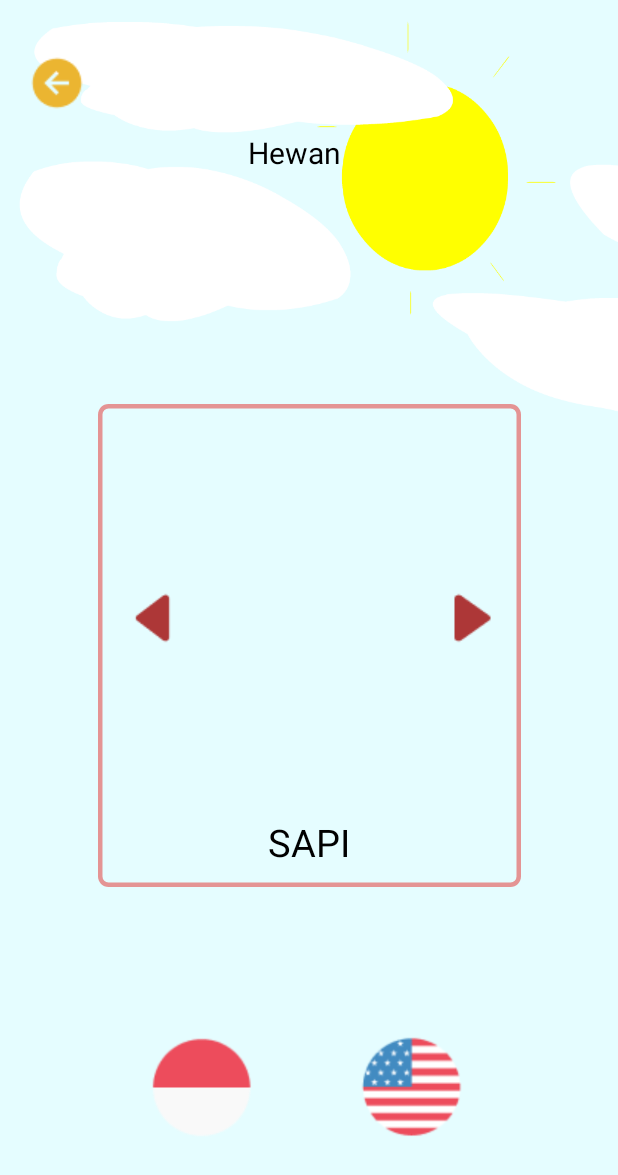
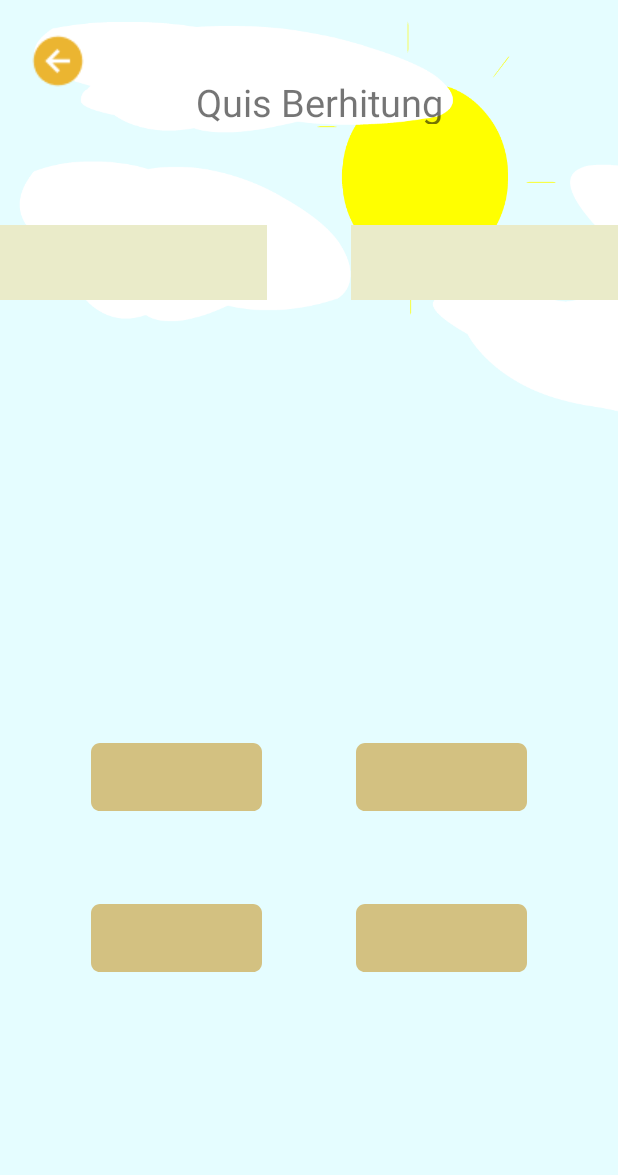
Before and after one commit to kristinamey/Project-Magang, an Android app: the layout activity_quisberhitung.xml on its own in the app's theme, with its tools: preview values and no code run, on a phone screen of 412 x 824 dp. Shown: the top 1175 px of the screen. Run offline under Robolectric (Android 15) with nearby library versions, the phone set to English and light mode, and no system bars.

Commit message:
mey layout quis

```diff
--- a/app/src/main/AndroidManifest.xml
+++ b/app/src/main/AndroidManifest.xml
@@ -9,7 +9,9 @@
         android:roundIcon="@mipmap/ic_launcher_round"
         android:supportsRtl="true"
         android:theme="@style/Theme.AppCompat.Light.NoActionBar">
-        <activity android:name=".mewarnai"></activity>
+        <activity android:name=".quisberhitung"></activity>
+        <activity android:name=".utamaquis" />
+        <activity android:name=".mewarnai" />
         <activity android:name=".menyanyi" />
         <activity android:name=".utamahiburan" />
         <activity android:name=".Belajarangkalevel2Activity" />
--- /dev/null
+++ b/app/src/main/java/com/example/sinow/quisberhitung.kt
@@ -0,0 +1,11 @@
+package com.example.sinow
+
+import androidx.appcompat.app.AppCompatActivity
+import android.os.Bundle
+
+class quisberhitung : AppCompatActivity() {
+    override fun onCreate(savedInstanceState: Bundle?) {
+        super.onCreate(savedInstanceState)
+        setContentView(R.layout.activity_quisberhitung)
+    }
+}
--- /dev/null
+++ b/app/src/main/res/drawable/kotakquisberhitung.xml
@@ -0,0 +1,24 @@
+<?xml version="1.0" encoding="utf-8"?>
+<vector
+    xmlns:android="http://schemas.android.com/apk/res/android"
+    xmlns:aapt="http://schemas.android.com/aapt"
+    android:width="114dp"
+    android:height="45dp"
+    android:viewportWidth="114"
+    android:viewportHeight="45"
+    >
+
+    <group>
+
+        <clip-path
+            android:pathData="M6 0H108C111.314 0 114 2.68629 114 6V39C114 42.3137 111.314 45 108 45H6C2.68629 45 0 42.3137 0 39V6C0 2.68629 2.68629 0 6 0Z"
+            />
+
+        <path
+            android:pathData="M0 0V45H114V0"
+            android:fillColor="#D3C181"
+            />
+
+    </group>
+
+</vector>
--- /dev/null
+++ b/app/src/main/res/drawable/soalbtnberhitung.xml
@@ -0,0 +1,24 @@
+<?xml version="1.0" encoding="utf-8"?>
+<vector
+    xmlns:android="http://schemas.android.com/apk/res/android"
+    xmlns:aapt="http://schemas.android.com/aapt"
+    android:width="178dp"
+    android:height="50dp"
+    android:viewportWidth="178"
+    android:viewportHeight="50"
+    >
+
+    <group>
+
+        <clip-path
+            android:pathData="M0 0H178V50H0V0Z"
+            />
+
+        <path
+            android:pathData="M0 0V50H178V0"
+            android:fillColor="#EAEBC9"
+            />
+
+    </group>
+
+</vector>
--- a/app/src/main/res/layout/activity_hewan.xml
+++ b/app/src/main/res/layout/activity_quisberhitung.xml
@@ -4,151 +4,149 @@
     xmlns:tools="http://schemas.android.com/tools"
     android:layout_width="match_parent"
     android:layout_height="match_parent"
-    tools:context=".hewan">
+    tools:context=".quisberhitung">
 
     <pl.droidsonroids.gif.GifImageView
-        android:id="@+id/gifImageView2"
+        android:id="@+id/gifImageView6"
         android:layout_width="wrap_content"
         android:layout_height="wrap_content"
         android:scaleType="fitXY"
         android:src="@drawable/homesementara"
         tools:ignore="MissingConstraints" />
 
-    <View
-        android:id="@+id/konten_huruf"
-        android:layout_width="282dp"
-        android:layout_height="322dp"
-        android:layout_alignParentLeft="true"
-        android:layout_alignParentTop="true"
-        android:background="@drawable/rectangle_5"
-        app:layout_constraintBottom_toBottomOf="parent"
-        app:layout_constraintEnd_toEndOf="@+id/gifImageView2"
-        app:layout_constraintStart_toStartOf="parent"
-        app:layout_constraintTop_toTopOf="parent"
-        app:layout_constraintVertical_bias="0.537" />
-
     <ImageView
         android:id="@+id/keluar"
         android:layout_width="40dp"
         android:layout_height="40dp"
+        android:src="@drawable/keluar"
+        app:layout_constraintBottom_toBottomOf="parent"
+        app:layout_constraintEnd_toEndOf="parent"
+        app:layout_constraintHorizontal_bias="0.05"
+        app:layout_constraintStart_toStartOf="@+id/gifImageView6"
+        app:layout_constraintTop_toTopOf="parent"
+        app:layout_constraintVertical_bias="0.026"
+        tools:ignore="MissingConstraints" />
+
+    <TextView
+        android:id="@+id/txtquismembaca"
+        android:layout_width="257dp"
+        android:layout_height="32dp"
         android:layout_alignParentLeft="true"
         android:layout_alignParentTop="true"
-        android:layout_marginLeft="18dp"
-        android:layout_marginTop="35dp"
-        android:src="@drawable/keluar"
+        android:gravity="center_horizontal|center_vertical"
+        android:text="Quis Berhitung"
+        android:textSize="25dp"
+        app:layout_constraintBottom_toBottomOf="parent"
+        app:layout_constraintEnd_toEndOf="parent"
+        app:layout_constraintHorizontal_bias="0.543"
+        app:layout_constraintStart_toStartOf="parent"
+        app:layout_constraintTop_toTopOf="parent"
+        app:layout_constraintVertical_bias="0.064"
+        tools:ignore="MissingConstraints" />
+
+    <Button
+        android:id="@+id/btn_soaltambah"
+        android:layout_width="178dp"
+        android:layout_height="50dp"
+        android:layout_alignParentLeft="true"
+        android:layout_alignParentTop="true"
+        android:background="@drawable/soalbtnberhitung"
         app:layout_constraintBottom_toBottomOf="parent"
         app:layout_constraintEnd_toEndOf="parent"
         app:layout_constraintHorizontal_bias="0.0"
         app:layout_constraintStart_toStartOf="parent"
         app:layout_constraintTop_toTopOf="parent"
-        app:layout_constraintVertical_bias="0.0"
+        app:layout_constraintVertical_bias="0.194"
         tools:ignore="MissingConstraints" />
 
-    <TextView
-        android:layout_width="257dp"
-        android:layout_height="32dp"
+    <Button
+        android:id="@+id/btn_soalkurang"
+        android:layout_width="178dp"
+        android:layout_height="50dp"
         android:layout_alignParentLeft="true"
         android:layout_alignParentTop="true"
-        android:layout_marginTop="38dp"
-        android:gravity="center_horizontal|center_vertical"
-        android:text="Hewan"
-        android:textColor="#000000"
-        android:textSize="20dp"
+        android:background="@drawable/soalbtnberhitung"
         app:layout_constraintBottom_toBottomOf="parent"
         app:layout_constraintEnd_toEndOf="parent"
-        app:layout_constraintHorizontal_bias="0.436"
-        app:layout_constraintStart_toStartOf="@+id/gifImageView2"
+        app:layout_constraintHorizontal_bias="1.0"
+        app:layout_constraintStart_toStartOf="parent"
         app:layout_constraintTop_toTopOf="parent"
-        app:layout_constraintVertical_bias="0.064"
+        app:layout_constraintVertical_bias="0.194"
         tools:ignore="MissingConstraints" />
 
-    <ImageView
-        android:id="@+id/back"
-        android:layout_width="54dp"
-        android:layout_height="48dp"
-        android:layout_alignParentLeft="true"
-        android:layout_alignParentTop="true"
-        android:src="@drawable/back"
-        app:layout_constraintBottom_toBottomOf="parent"
-        app:layout_constraintEnd_toEndOf="parent"
-        app:layout_constraintHorizontal_bias="0.209"
-        app:layout_constraintStart_toStartOf="parent"
-        app:layout_constraintTop_toTopOf="parent" />
-
-    <TextView
-        android:id="@+id/satu"
-        android:layout_width="105dp"
-        android:layout_height="49dp"
-        android:layout_alignParentLeft="true"
-        android:layout_alignParentTop="true"
-        android:gravity="top"
-        android:textColor="#000000"
-        android:text="SAPI"
-        android:textSize="25dp"
-        android:textAlignment="center"
-        app:layout_constraintBottom_toBottomOf="parent"
-        app:layout_constraintEnd_toEndOf="@+id/gifImageView2"
-        app:layout_constraintHorizontal_bias="0.501"
-        app:layout_constraintStart_toStartOf="parent"
-        app:layout_constraintTop_toTopOf="parent"
-        app:layout_constraintVertical_bias="0.702"
-        tools:ignore="MissingConstraints" />
-
-    <ImageView
-        android:id="@+id/next"
-        android:layout_width="58dp"
-        android:layout_height="48dp"
-        android:layout_alignParentLeft="true"
-        android:layout_alignParentTop="true"
-        android:src="@drawable/next"
-        app:layout_constraintBottom_toBottomOf="parent"
-        app:layout_constraintEnd_toEndOf="@+id/gifImageView2"
-        app:layout_constraintHorizontal_bias="0.807"
-        app:layout_constraintStart_toStartOf="parent"
-        app:layout_constraintTop_toTopOf="parent" />
-
-    <ImageView
-        android:id="@+id/some_id"
-        android:layout_width="180dp"
+    <View
+        android:id="@+id/viewsoalberhitung"
+        android:layout_width="260dp"
         android:layout_height="138dp"
         android:layout_alignParentLeft="true"
         android:layout_alignParentTop="true"
-        android:gravity="center_horizontal|top"
+        android:background="#00000000"
         app:layout_constraintBottom_toBottomOf="parent"
         app:layout_constraintEnd_toEndOf="parent"
+        app:layout_constraintHorizontal_bias="0.53"
         app:layout_constraintStart_toStartOf="parent"
-        app:layout_constraintTop_toTopOf="parent" />
+        app:layout_constraintTop_toTopOf="parent"
+        app:layout_constraintVertical_bias="0.416"
+        tools:ignore="MissingConstraints" />
 
-    <ImageView
-        android:id="@+id/indo"
-        android:layout_width="70dp"
-        android:layout_height="70dp"
+    <Button
+        android:id="@+id/btn_jawaban1"
+        android:layout_width="114dp"
+        android:layout_height="45dp"
         android:layout_alignParentLeft="true"
         android:layout_alignParentTop="true"
-        android:src="@drawable/indo"
+        android:background="@drawable/kotakquisberhitung"
         app:layout_constraintBottom_toBottomOf="parent"
         app:layout_constraintEnd_toEndOf="parent"
-        app:layout_constraintHorizontal_bias="0.293"
+        app:layout_constraintHorizontal_bias="0.203"
         app:layout_constraintStart_toStartOf="parent"
         app:layout_constraintTop_toTopOf="parent"
-        app:layout_constraintVertical_bias="0.915"
+        app:layout_constraintVertical_bias="0.636"
         tools:ignore="MissingConstraints" />
 
-
-    <ImageView
-        android:id="@+id/emojione_fl"
-        android:layout_width="70dp"
-        android:layout_height="70dp"
+    <Button
+        android:id="@+id/btn_jawaban2"
+        android:layout_width="114dp"
+        android:layout_height="45dp"
         android:layout_alignParentLeft="true"
         android:layout_alignParentTop="true"
-        android:src="@drawable/inggris"
+        android:background="@drawable/kotakquisberhitung"
         app:layout_constraintBottom_toBottomOf="parent"
         app:layout_constraintEnd_toEndOf="parent"
-        app:layout_constraintHorizontal_bias="0.7"
+        app:layout_constraintHorizontal_bias="0.796"
         app:layout_constraintStart_toStartOf="parent"
         app:layout_constraintTop_toTopOf="parent"
-        app:layout_constraintVertical_bias="0.915"
+        app:layout_constraintVertical_bias="0.636"
         tools:ignore="MissingConstraints" />
 
+    <Button
+        android:id="@+id/btn_jawaban3"
+        android:layout_width="114dp"
+        android:layout_height="45dp"
+        android:layout_alignParentLeft="true"
+        android:layout_alignParentTop="true"
+        android:background="@drawable/kotakquisberhitung"
+        app:layout_constraintBottom_toBottomOf="parent"
+        app:layout_constraintEnd_toEndOf="parent"
+        app:layout_constraintHorizontal_bias="0.203"
+        app:layout_constraintStart_toStartOf="parent"
+        app:layout_constraintTop_toTopOf="parent"
+        app:layout_constraintVertical_bias="0.774"
+        tools:ignore="MissingConstraints" />
+
+    <Button
+        android:id="@+id/btn_jawaban4"
+        android:layout_width="114dp"
+        android:layout_height="45dp"
+        android:layout_alignParentLeft="true"
+        android:layout_alignParentTop="true"
+        android:background="@drawable/kotakquisberhitung"
+        app:layout_constraintBottom_toBottomOf="parent"
+        app:layout_constraintEnd_toEndOf="parent"
+        app:layout_constraintHorizontal_bias="0.796"
+        app:layout_constraintStart_toStartOf="parent"
+        app:layout_constraintTop_toTopOf="parent"
+        app:layout_constraintVertical_bias="0.774"
+        tools:ignore="MissingConstraints" />
 
 </androidx.constraintlayout.widget.ConstraintLayout>
```
Also changed, not shown: app/src/main/java/com/example/sinow/utamaquis.kt (added, +11 -0 lines), app/src/main/res/drawable/kotakquis.xml (added, +24 -0 lines), app/src/main/res/layout/activity_quis.xml (+49 -29 lines), app/src/main/res/layout/activity_utamaquis.xml (added, +135 -0 lines), app/src/main/res/drawable/sound.png (added).
